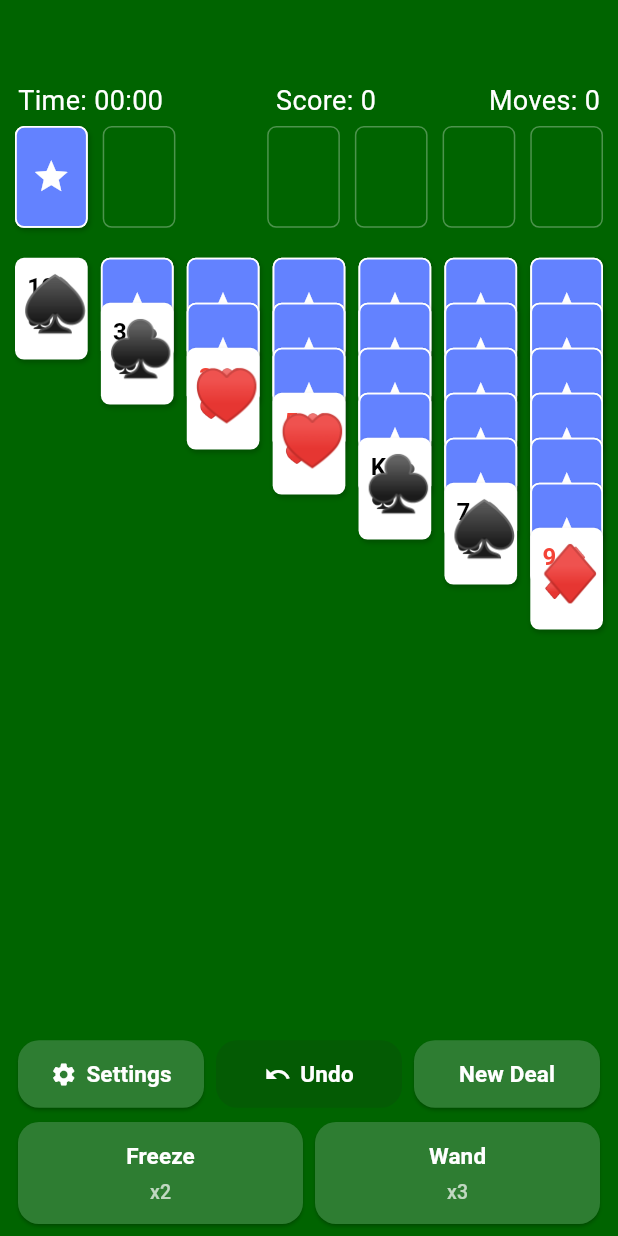
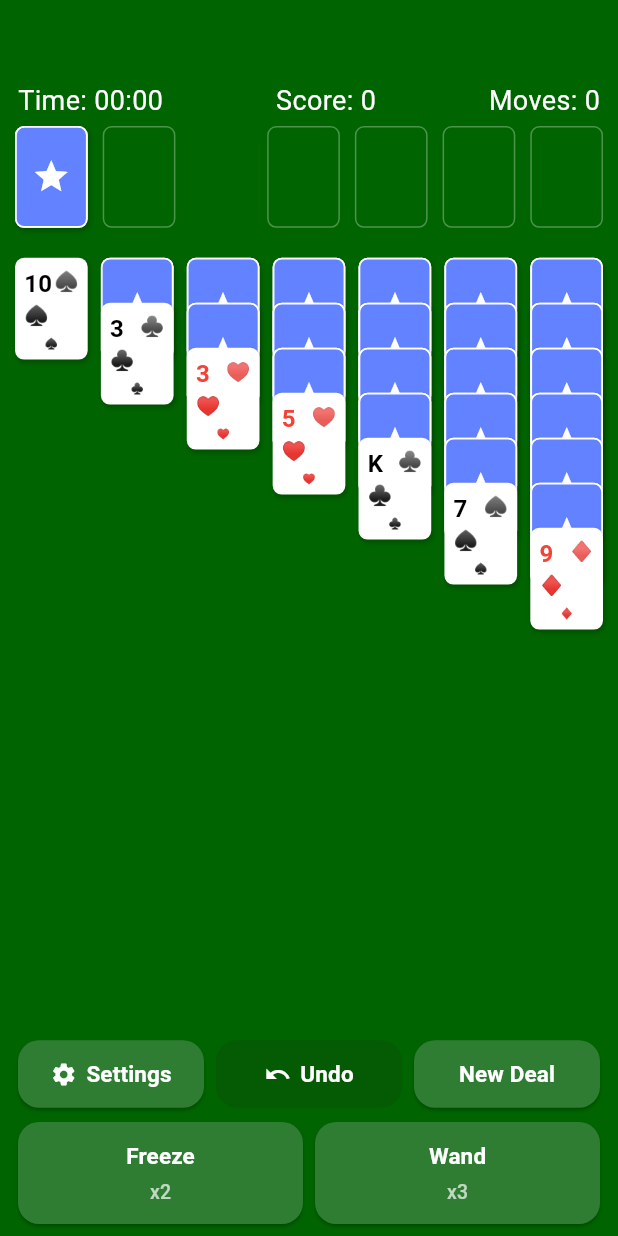
Before and after one commit to mleikam1/solitaire, a Flutter app: the screen it shows after launch, on a phone screen of 412 x 824 dp. Run offline on Flutter 3.47's test engine with Material 3 defaults, Android fonts, the phone set to English and light mode, and no system bars; drawn by our look-alikes of google_mobile_ads; network calls fail.

Commit message:
Fix card layout and flip logic

```diff
--- a/lib/widgets/card_widget.dart
+++ b/lib/widgets/card_widget.dart
@@ -1,4 +1,7 @@
+import 'dart:math';
+
 import 'package:flutter/material.dart';
+
 import '../models/card_model.dart';
 
 class CardWidget extends StatelessWidget {
@@ -80,15 +83,17 @@ class CardWidget extends StatelessWidget {
         rankText = card.rank.toString();
     }
 
+    final largeGlyphSize = min(width, height) * 0.45;
+
     return Padding(
-      padding: const EdgeInsets.all(4.0),
-      child: Stack(
+      padding: const EdgeInsets.all(6.0),
+      child: Column(
+        crossAxisAlignment: CrossAxisAlignment.start,
         children: [
-          // Top-left rank and small suit
-          Positioned(
-            top: 4,
-            left: 4,
-            child: Column(
+          Row(
+            crossAxisAlignment: CrossAxisAlignment.start,
+            children: [
+              Column(
                 crossAxisAlignment: CrossAxisAlignment.start,
                 children: [
                   Text(
@@ -108,32 +113,28 @@ class CardWidget extends StatelessWidget {
                   ),
                 ],
               ),
-          ),
-          // Top-right smaller suit
-          Positioned(
-            top: 6,
-            right: 6,
-            child: Text(
+              const Spacer(),
+              Text(
                 glyph,
                 style: TextStyle(
                   color: color.withOpacity(0.8),
                   fontSize: 13,
                 ),
               ),
+            ],
           ),
-          // Bottom-center large suit glyph so it doesn't overlap the corner details
-          Positioned(
-            bottom: 8,
-            left: 0,
-            right: 0,
-            child: Align(
-              alignment: Alignment.bottomCenter,
+          const SizedBox(height: 4),
+          Expanded(
+            child: Center(
+              child: FittedBox(
+                fit: BoxFit.scaleDown,
                 child: Text(
                   glyph,
                   style: TextStyle(
                     color: color,
-                  fontSize: 36,
+                    fontSize: largeGlyphSize,
                     fontWeight: FontWeight.w700,
+                  ),
                 ),
               ),
             ),
```
Also changed, not shown: lib/game/klondike_game.dart (+17 -15 lines). Lines whose indentation alone changed are shown as unchanged.
